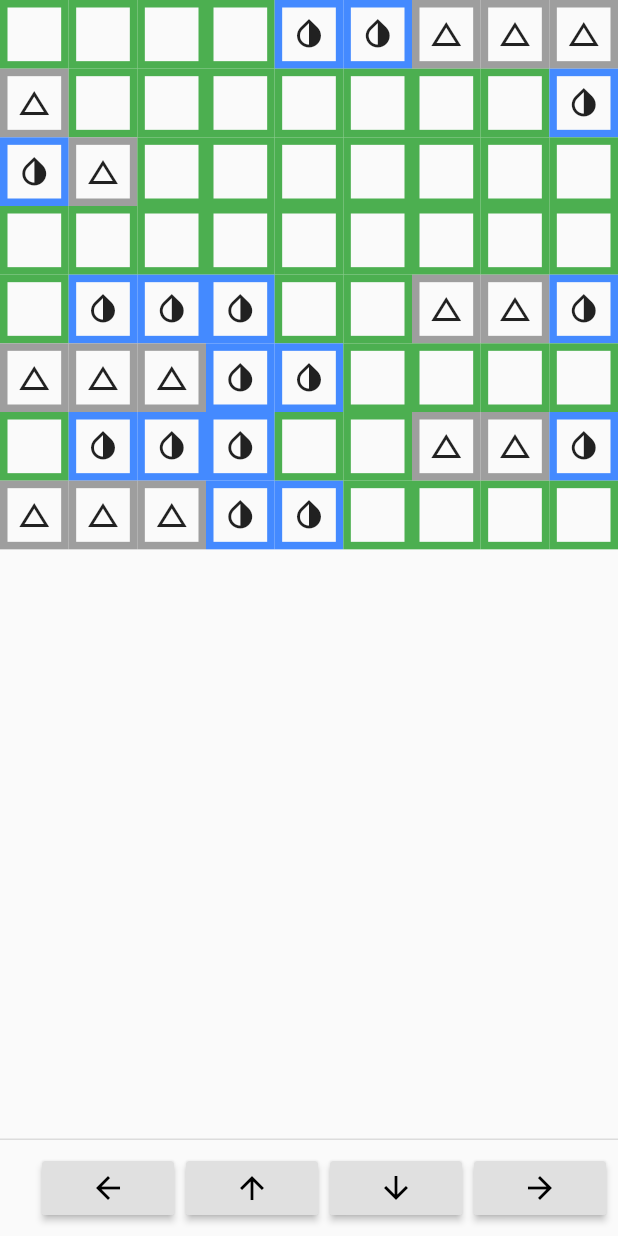
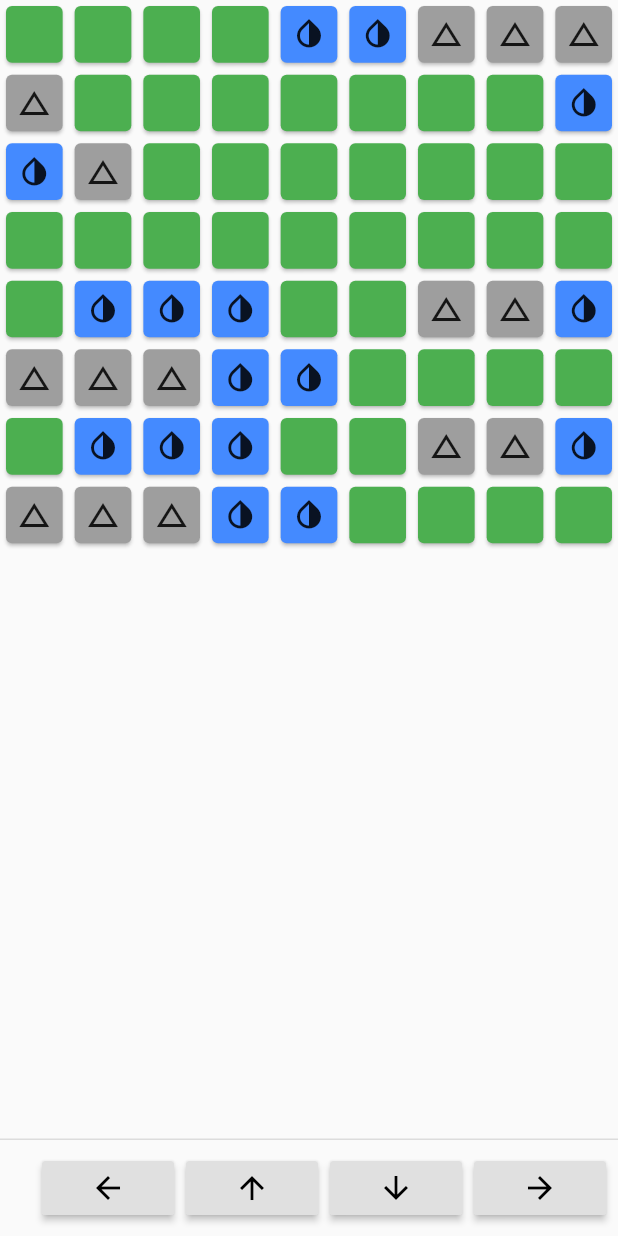
Before and after one commit to crtingram/flutter_app_two, a Flutter app: the screen it shows after launch, after a tap on the "arrow back" icon, on a phone screen of 412 x 824 dp. Run offline on Flutter 3.47's test engine with Material 2 defaults, Android fonts, the phone set to English and light mode, and no system bars.

Commit message:
Cannot stand looking at this.

```diff
--- a/lib/module/grid-list.dart
+++ b/lib/module/grid-list.dart
@@ -61,7 +61,12 @@ class GridListWidgetState extends State<GridListWidget> {
     );
   }
 
-  _movePlayer(MapUtil.DIRECTIONS dir) {}
+  _movePlayer(MapUtil.DIRECTIONS dir) {
+    setState(() {
+      gameTileData[0].contents = [GameTileContentType.chest];
+      print(gameTileData[0].contents);
+    });
+  }
 }
 
 List<MapTile> getMapTiles() {
@@ -99,19 +104,9 @@ class MapTile extends StatefulWidget {
 class MapTileState extends State<MapTile> {
   @override
   Widget build(BuildContext context) {
-    return GridTile(
-      child: Container(
-        decoration: BoxDecoration(
-            border: Border.all(
-                width: 5.0,
-                color: MapUtil.getColorFromType(widget.gameTile.type))),
-        child: Icon(MapUtil.getIconFromType(widget.gameTile.type)),
-      ),
+    return Card(
+      color: MapUtil.getColorFromType(widget.gameTile.type),
+      child: Icon(MapUtil.getIconFromType(widget.gameTile.type)),
     );
-
-//    return Card(
-//      color: MapUtil.getColorFromType(widget.gameTile.type),
-//      child: Icon(MapUtil.getIconFromType(widget.gameTile.type)),
-//    );
   }
 }
```
